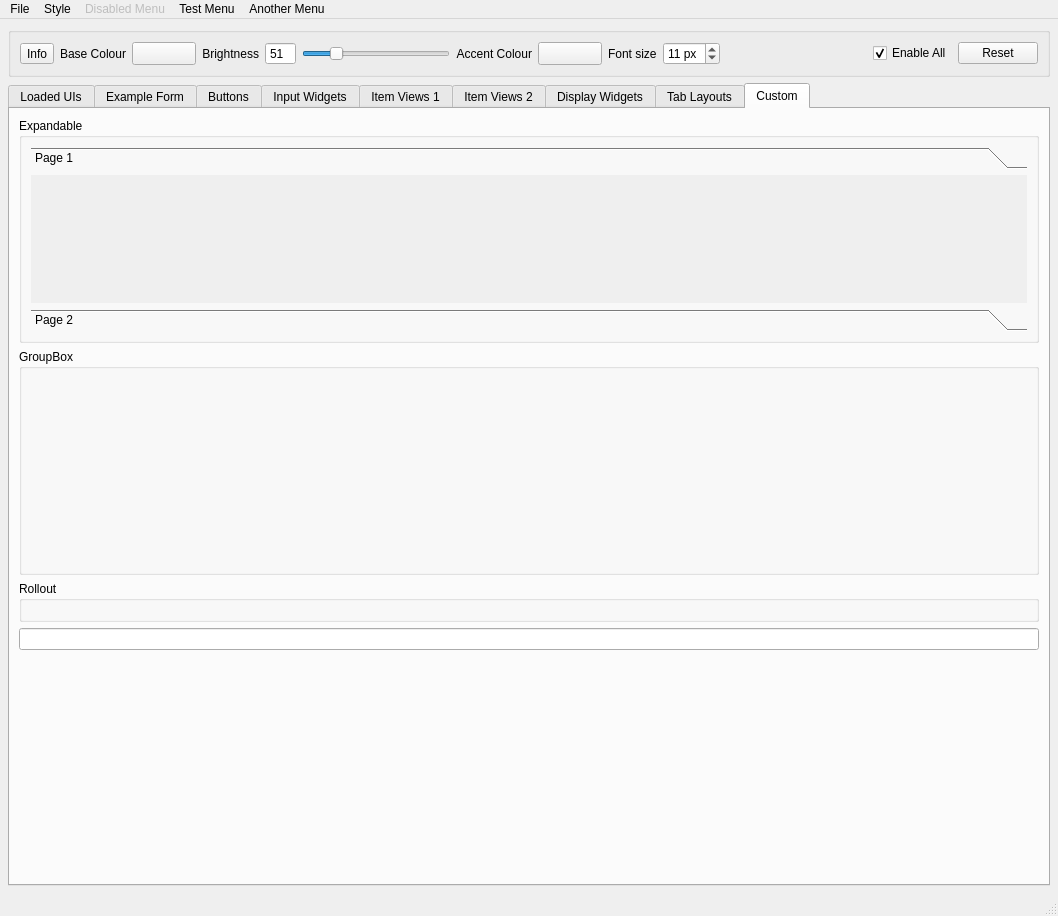
This is src/forms/style_test.ui in mjbonnington/uistyle as Qt 5 draws it before an edit. The edited form follows.
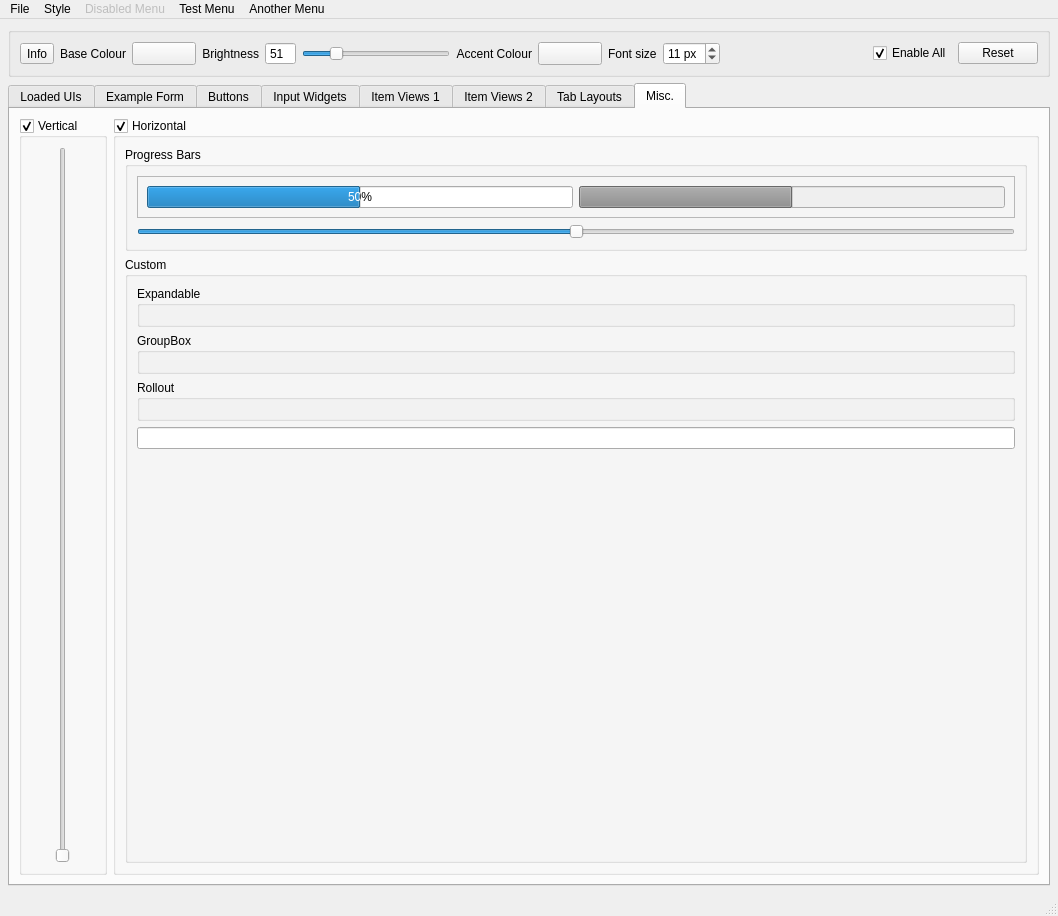
This is the edited form. The open tabs and pages were chosen to show the change.

Commit message: Add single tab style; require pylib, duperlogger

Diff of the .ui file:
```diff
--- a/src/forms/style_test.ui
+++ b/src/forms/style_test.ui
@@ -108,6 +108,9 @@
          <property name="value">
           <number>51</number>
          </property>
+         <property name="xmlTag" stdset="0">
+          <string>brightness</string>
+         </property>
         </widget>
        </item>
        <item>
@@ -1836,7 +1839,7 @@
                  <string>&lt;!DOCTYPE HTML PUBLIC &quot;-//W3C//DTD HTML 4.0//EN&quot; &quot;http://www.w3.org/TR/REC-html40/strict.dtd&quot;&gt;
 &lt;html&gt;&lt;head&gt;&lt;meta name=&quot;qrichtext&quot; content=&quot;1&quot; /&gt;&lt;style type=&quot;text/css&quot;&gt;
 p, li { white-space: pre-wrap; }
-&lt;/style&gt;&lt;/head&gt;&lt;body style=&quot; font-family:'DejaVu Serif','Cantarell'; font-size:9pt; font-weight:400; font-style:normal;&quot;&gt;
+&lt;/style&gt;&lt;/head&gt;&lt;body style=&quot; font-family:'DejaVu Serif','Cantarell','Cantarell','Cantarell','Cantarell','Cantarell'; font-size:9pt; font-weight:400; font-style:normal;&quot;&gt;
 &lt;p style=&quot; margin-top:12px; margin-bottom:12px; margin-left:0px; margin-right:0px; -qt-block-indent:0; text-indent:0px;&quot;&gt;&lt;span style=&quot; font-family:'DejaVu Serif, Times New Roman, serif'; font-size:20pt; font-weight:600; color:#ffaa7f;&quot;&gt;Lorem &lt;/span&gt;&lt;span style=&quot; font-family:'DejaVu Serif, Times New Roman, serif'; font-size:20pt; font-weight:600; color:#e9b96e;&quot;&gt;ipsum &lt;/span&gt;&lt;span style=&quot; font-family:'DejaVu Serif, Times New Roman, serif'; font-size:20pt; font-weight:600; color:#fce94f;&quot;&gt;dolor &lt;/span&gt;&lt;span style=&quot; font-family:'DejaVu Serif, Times New Roman, serif'; font-size:20pt; font-weight:600; color:#8ae234;&quot;&gt;sit&lt;/span&gt;&lt;span style=&quot; font-family:'DejaVu Serif, Times New Roman, serif'; font-size:20pt; font-weight:600; color:#2f9ca5;&quot;&gt; amet&lt;/span&gt;&lt;span style=&quot; font-family:'DejaVu Serif, Times New Roman, serif'; font-size:20pt; color:#2f9ca5;&quot;&gt;, &lt;/span&gt;&lt;span style=&quot; font-family:'DejaVu Serif, Times New Roman, serif'; font-size:12pt; color:#729fcf;&quot;&gt;consectetur &lt;/span&gt;&lt;span style=&quot; font-family:'DejaVu Serif, Times New Roman, serif'; font-size:12pt; font-style:italic; color:#729fcf;&quot;&gt;adipiscing&lt;/span&gt;&lt;span style=&quot; font-family:'DejaVu Serif, Times New Roman, serif'; font-size:12pt; color:#729fcf;&quot;&gt; elit. &lt;/span&gt;&lt;span style=&quot; font-family:'DejaVu Serif, Times New Roman, serif'; font-size:12pt; color:#3465a4;&quot;&gt;Mauris placerat &lt;/span&gt;&lt;span style=&quot; font-family:'DejaVu Serif, Times New Roman, serif'; font-size:12pt; text-decoration: underline; color:#3465a4;&quot;&gt;pharetra&lt;/span&gt;&lt;span style=&quot; font-family:'DejaVu Serif, Times New Roman, serif'; font-size:12pt; color:#3465a4;&quot;&gt; turpis, in pharetra purus ultrices quis. &lt;/span&gt;&lt;span style=&quot; font-family:'DejaVu Serif, Times New Roman, serif'; font-size:12pt; color:#ad7fa8;&quot;&gt;Vivamus eget sem vel &lt;/span&gt;&lt;span style=&quot; font-family:'DejaVu Serif, Times New Roman, serif'; font-size:12pt; text-decoration: underline; color:#ad7fa8;&quot;&gt;dolor scelerisque&lt;/span&gt;&lt;span style=&quot; font-family:'DejaVu Serif, Times New Roman, serif'; font-size:12pt; color:#ad7fa8;&quot;&gt; cursus eget eget ipsum. &lt;/span&gt;&lt;span style=&quot; font-family:'DejaVu Serif, Times New Roman, serif'; font-size:12pt; color:#d3d7cf;&quot;&gt;In hac habitasse platea &lt;/span&gt;&lt;span style=&quot; font-family:'DejaVu Serif, Times New Roman, serif'; font-size:12pt; font-weight:600; color:#d3d7cf;&quot;&gt;dictumst&lt;/span&gt;&lt;span style=&quot; font-family:'DejaVu Serif, Times New Roman, serif'; font-size:12pt; color:#d3d7cf;&quot;&gt;. Aliquam &lt;/span&gt;&lt;span style=&quot; font-family:'DejaVu Serif, Times New Roman, serif'; font-size:12pt; font-style:italic; color:#d3d7cf;&quot;&gt;elementum&lt;/span&gt;&lt;span style=&quot; font-family:'DejaVu Serif, Times New Roman, serif'; font-size:12pt; color:#d3d7cf;&quot;&gt; odio sed lacus laoreet blandit. Nulla lobortis, neque at vulputate lacinia, enim libero feugiat mauris, at efficitur quam nulla sit amet tortor. Donec egestas magna eget lectus lobortis, at dapibus lorem laoreet. Ut ullamcorper augue sit amet auctor semper. In hac habitasse platea dictumst. Morbi faucibus nibh eu justo laoreet, a tempor enim egestas. Mauris non mi &lt;/span&gt;&lt;span style=&quot; font-family:'DejaVu Serif, Times New Roman, serif'; font-size:12pt; text-decoration: underline; color:#d3d7cf;&quot;&gt;maximus&lt;/span&gt;&lt;span style=&quot; font-family:'DejaVu Serif, Times New Roman, serif'; font-size:12pt; color:#d3d7cf;&quot;&gt;, porta neque ut, bibendum risus. Nam eu nibh aliquam, cursus sapien nec, scelerisque nisl. Nam ac egestas turpis, ac gravida elit.&lt;/span&gt;&lt;/p&gt;&lt;/body&gt;&lt;/html&gt;</string>
                 </property>
                </widget>
@@ -2555,131 +2558,7 @@
         </item>
        </layout>
       </widget>
-      <widget class="QWidget" name="tab_displayWidgets">
-       <attribute name="title">
-        <string>Display Widgets</string>
-       </attribute>
-       <layout class="QVBoxLayout" name="verticalLayout_13">
-        <item>
-         <widget class="QGroupBox" name="groupBox_14">
-          <property name="title">
-           <string>Text Browser / Graphics View</string>
-          </property>
-          <property name="checkable">
-           <bool>true</bool>
-          </property>
-          <layout class="QHBoxLayout" name="horizontalLayout_8">
-           <item>
-            <widget class="QTextBrowser" name="textBrowser"/>
-           </item>
-           <item>
-            <widget class="QGraphicsView" name="graphicsView"/>
-           </item>
-          </layout>
-         </widget>
-        </item>
-        <item>
-         <widget class="QGroupBox" name="groupBox_15">
-          <property name="sizePolicy">
-           <sizepolicy hsizetype="Maximum" vsizetype="Preferred">
-            <horstretch>0</horstretch>
-            <verstretch>0</verstretch>
-           </sizepolicy>
-          </property>
-          <property name="title">
-           <string>Calendar</string>
-          </property>
-          <property name="checkable">
-           <bool>true</bool>
-          </property>
-          <layout class="QHBoxLayout" name="horizontalLayout_9">
-           <item>
-            <widget class="QCalendarWidget" name="calendarWidget"/>
-           </item>
-           <item>
-            <widget class="QLCDNumber" name="lcdNumber"/>
-           </item>
-          </layout>
-         </widget>
-        </item>
-        <item>
-         <widget class="QGroupBox" name="groupBox_16">
-          <property name="title">
-           <string>Progress Bars</string>
-          </property>
-          <property name="checkable">
-           <bool>true</bool>
-          </property>
-          <layout class="QVBoxLayout" name="verticalLayout_12">
-           <item>
-            <widget class="QFrame" name="frame_9">
-             <property name="frameShape">
-              <enum>QFrame::StyledPanel</enum>
-             </property>
-             <property name="frameShadow">
-              <enum>QFrame::Raised</enum>
-             </property>
-             <layout class="QHBoxLayout" name="horizontalLayout_15">
-              <item>
-               <widget class="QProgressBar" name="progressBar">
-                <property name="value">
-                 <number>25</number>
-                </property>
-                <property name="orientation">
-                 <enum>Qt::Horizontal</enum>
-                </property>
-                <property name="invertedAppearance">
-                 <bool>false</bool>
-                </property>
-                <property name="textDirection">
-                 <enum>QProgressBar::TopToBottom</enum>
-                </property>
-               </widget>
-              </item>
-              <item>
-               <widget class="QProgressBar" name="progressBar_3">
-                <property name="enabled">
-                 <bool>false</bool>
-                </property>
-                <property name="value">
-                 <number>75</number>
-                </property>
-                <property name="textVisible">
-                 <bool>false</bool>
-                </property>
-                <property name="orientation">
-                 <enum>Qt::Horizontal</enum>
-                </property>
-                <property name="invertedAppearance">
-                 <bool>false</bool>
-                </property>
-                <property name="textDirection">
-                 <enum>QProgressBar::BottomToTop</enum>
-                </property>
-               </widget>
-              </item>
-             </layout>
-            </widget>
-           </item>
-           <item>
-            <widget class="QSlider" name="horizontalSlider_2">
-             <property name="maximum">
-              <number>100</number>
-             </property>
-             <property name="value">
-              <number>50</number>
-             </property>
-             <property name="orientation">
-              <enum>Qt::Horizontal</enum>
-             </property>
-            </widget>
-           </item>
-          </layout>
-         </widget>
-        </item>
-       </layout>
-      </widget>
-      <widget class="QWidget" name="tab_tabs">
+      <widget class="QWidget" name="tab_tabLayouts">
        <attribute name="title">
         <string>Tab Layouts</string>
        </attribute>
@@ -2958,136 +2837,189 @@
         </item>
        </layout>
       </widget>
-      <widget class="QWidget" name="tab_custom">
+      <widget class="QWidget" name="tab_misc">
        <attribute name="title">
-        <string>Custom</string>
+        <string>Misc.</string>
        </attribute>
-       <layout class="QVBoxLayout" name="verticalLayout_22">
+       <layout class="QHBoxLayout" name="horizontalLayout_9">
         <item>
-         <widget class="QGroupBox" name="groupBox_17">
+         <widget class="QGroupBox" name="groupBox_14">
           <property name="title">
-           <string>Expandable</string>
+           <string>Vertical</string>
           </property>
-          <property name="expandable" stdset="0">
+          <property name="checkable">
            <bool>true</bool>
           </property>
-          <layout class="QVBoxLayout" name="verticalLayout_23">
+          <layout class="QHBoxLayout" name="horizontalLayout_8">
            <item>
-            <widget class="QToolBox" name="toolBox">
-             <property name="currentIndex">
-              <number>0</number>
+            <widget class="QSlider" name="verticalSlider">
+             <property name="orientation">
+              <enum>Qt::Vertical</enum>
              </property>
-             <widget class="QWidget" name="page">
-              <property name="geometry">
-               <rect>
-                <x>0</x>
-                <y>0</y>
-                <width>994</width>
-                <height>118</height>
-               </rect>
-              </property>
-              <attribute name="label">
-               <string>Page 1</string>
-              </attribute>
-             </widget>
-             <widget class="QWidget" name="page_2">
-              <property name="geometry">
-               <rect>
-                <x>0</x>
-                <y>0</y>
-                <width>100</width>
-                <height>30</height>
-               </rect>
-              </property>
-              <attribute name="label">
-               <string>Page 2</string>
-              </attribute>
-             </widget>
             </widget>
            </item>
           </layout>
          </widget>
         </item>
         <item>
-         <widget class="QGroupBox" name="groupBox_18">
+         <widget class="QGroupBox" name="groupBox_16">
           <property name="title">
-           <string>GroupBox</string>
+           <string>Horizontal</string>
           </property>
-          <property name="expandable" stdset="0">
+          <property name="checkable">
            <bool>true</bool>
           </property>
-          <layout class="QVBoxLayout" name="verticalLayout_24">
+          <layout class="QVBoxLayout" name="verticalLayout_12">
            <item>
-            <widget class="QStackedWidget" name="stackedWidget">
-             <widget class="QWidget" name="page_3"/>
-             <widget class="QWidget" name="page_4"/>
+            <widget class="QGroupBox" name="progressBars_groupBox">
+             <property name="title">
+              <string>Progress Bars</string>
+             </property>
+             <property name="flat">
+              <bool>true</bool>
+             </property>
+             <layout class="QVBoxLayout" name="verticalLayout_11">
+              <item>
+               <widget class="QFrame" name="frame_9">
+                <property name="frameShape">
+                 <enum>QFrame::StyledPanel</enum>
+                </property>
+                <property name="frameShadow">
+                 <enum>QFrame::Raised</enum>
+                </property>
+                <layout class="QHBoxLayout" name="horizontalLayout_15">
+                 <item>
+                  <widget class="QProgressBar" name="progressBar">
+                   <property name="value">
+                    <number>50</number>
+                   </property>
+                   <property name="orientation">
+                    <enum>Qt::Horizontal</enum>
+                   </property>
+                   <property name="invertedAppearance">
+                    <bool>false</bool>
+                   </property>
+                   <property name="textDirection">
+                    <enum>QProgressBar::TopToBottom</enum>
+                   </property>
+                  </widget>
+                 </item>
+                 <item>
+                  <widget class="QProgressBar" name="progressBar_3">
+                   <property name="enabled">
+                    <bool>false</bool>
+                   </property>
+                   <property name="value">
+                    <number>50</number>
+                   </property>
+                   <property name="textVisible">
+                    <bool>false</bool>
+                   </property>
+                   <property name="orientation">
+                    <enum>Qt::Horizontal</enum>
+                   </property>
+                   <property name="invertedAppearance">
+                    <bool>false</bool>
+                   </property>
+                   <property name="textDirection">
+                    <enum>QProgressBar::BottomToTop</enum>
+                   </property>
+                  </widget>
+                 </item>
+                </layout>
+               </widget>
+              </item>
+              <item>
+               <widget class="QSlider" name="horizontalSlider_2">
+                <property name="maximum">
+                 <number>100</number>
+                </property>
+                <property name="value">
+                 <number>50</number>
+                </property>
+                <property name="orientation">
+                 <enum>Qt::Horizontal</enum>
+                </property>
+               </widget>
+              </item>
+             </layout>
             </widget>
            </item>
-          </layout>
-         </widget>
-        </item>
-        <item>
-         <widget class="QGroupBox" name="groupBox_19">
-          <property name="title">
-           <string>Rollout</string>
-          </property>
-          <property name="expandable" stdset="0">
-           <bool>true</bool>
-          </property>
-          <layout class="QFormLayout" name="formLayout">
-           <property name="fieldGrowthPolicy">
-            <enum>QFormLayout::FieldsStayAtSizeHint</enum>
-           </property>
-           <property name="labelAlignment">
-            <set>Qt::AlignRight|Qt::AlignTrailing|Qt::AlignVCenter</set>
-           </property>
-          </layout>
-         </widget>
-        </item>
-        <item>
-         <widget class="QFrame" name="thumbnail_frame">
-          <property name="lineWidth">
-           <number>0</number>
-          </property>
-          <layout class="QVBoxLayout" name="thumbnail_verticalLayout">
-           <property name="spacing">
-            <number>0</number>
-           </property>
-           <property name="leftMargin">
-            <number>0</number>
-           </property>
-           <property name="topMargin">
-            <number>0</number>
-           </property>
-           <property name="rightMargin">
-            <number>0</number>
-           </property>
-           <property name="bottomMargin">
-            <number>0</number>
-           </property>
            <item>
-            <widget class="QLineEdit" name="thumbnail_lineEdit">
-             <property name="text">
-              <string/>
+            <widget class="QGroupBox" name="groupBox">
+             <property name="title">
+              <string>Custom</string>
              </property>
+             <property name="flat">
+              <bool>true</bool>
+             </property>
+             <layout class="QVBoxLayout" name="thumbnail_verticalLayout">
+              <item>
+               <widget class="QGroupBox" name="groupBox_17">
+                <property name="title">
+                 <string>Expandable</string>
+                </property>
+                <property name="expandable" stdset="0">
+                 <bool>true</bool>
+                </property>
+                <layout class="QVBoxLayout" name="verticalLayout_23"/>
+               </widget>
+              </item>
+              <item>
+               <widget class="QGroupBox" name="groupBox_18">
+                <property name="title">
+                 <string>GroupBox</string>
+                </property>
+                <property name="expandable" stdset="0">
+                 <bool>true</bool>
+                </property>
+                <layout class="QVBoxLayout" name="verticalLayout_24"/>
+               </widget>
+              </item>
+              <item>
+               <widget class="QGroupBox" name="groupBox_19">
+                <property name="title">
+                 <string>Rollout</string>
+                </property>
+                <property name="expandable" stdset="0">
+                 <bool>true</bool>
+                </property>
+                <layout class="QFormLayout" name="formLayout">
+                 <property name="fieldGrowthPolicy">
+                  <enum>QFormLayout::FieldsStayAtSizeHint</enum>
+                 </property>
+                 <property name="labelAlignment">
+                  <set>Qt::AlignRight|Qt::AlignTrailing|Qt::AlignVCenter</set>
+                 </property>
+                </layout>
+               </widget>
+              </item>
+              <item>
+               <widget class="QLineEdit" name="thumbnail_lineEdit">
+                <property name="text">
+                 <string/>
+                </property>
+               </widget>
+              </item>
+              <item>
+               <spacer name="verticalSpacer">
+                <property name="orientation">
+                 <enum>Qt::Vertical</enum>
+                </property>
+                <property name="sizeHint" stdset="0">
+                 <size>
+                  <width>20</width>
+                  <height>40</height>
+                 </size>
+                </property>
+               </spacer>
+              </item>
+             </layout>
             </widget>
            </item>
           </layout>
          </widget>
         </item>
-        <item>
-         <spacer name="verticalSpacer">
-          <property name="orientation">
-           <enum>Qt::Vertical</enum>
-          </property>
-          <property name="sizeHint" stdset="0">
-           <size>
-            <width>20</width>
-            <height>40</height>
-           </size>
-          </property>
-         </spacer>
-        </item>
        </layout>
       </widget>
      </widget>
```
Left out of the diff: 72 changed lines with no effect on the pictures. The commit also changes 10 other files.
